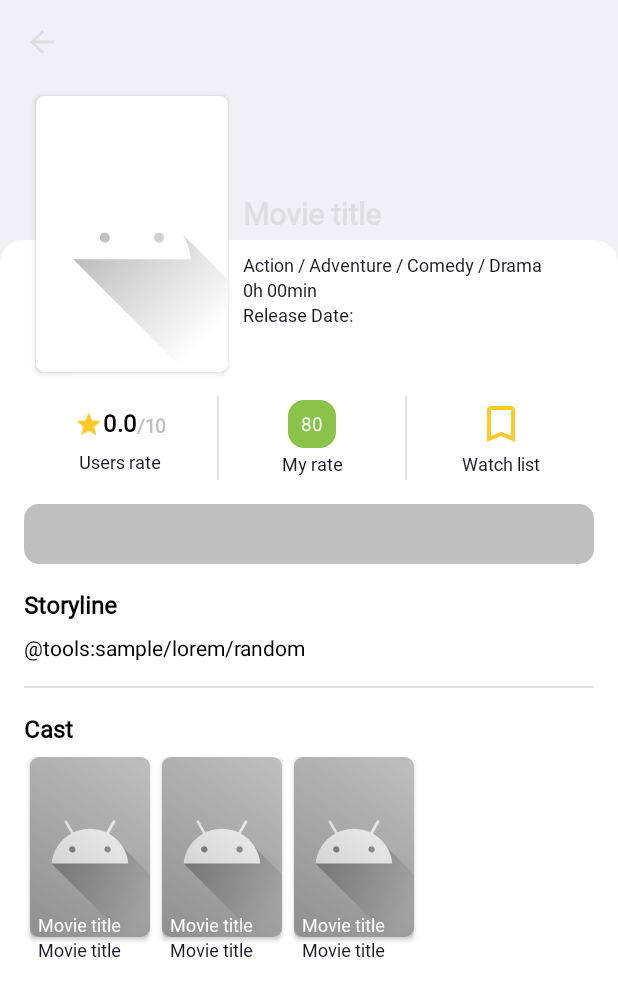
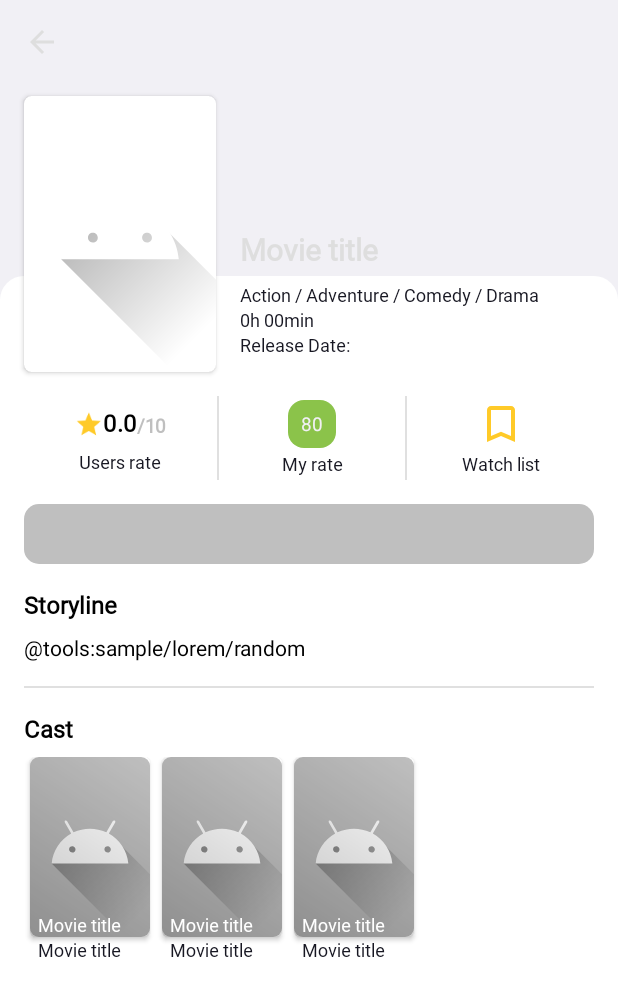
Before and after one commit to LeFarmico/MoviesFinder, an Android app: the layout bottom_sheet_movie_details.xml on its own in the app's theme, with its tools: preview values and no code run, on a phone screen of 412 x 824 dp. Shown: the top 996 px of the screen. Run offline under Robolectric (Android 15) with nearby library versions, the phone set to English and light mode, and no system bars.

Commit message:
Fix movie details layout bug

```diff
--- a/app/src/main/res/layout/bottom_sheet_movie_details.xml
+++ b/app/src/main/res/layout/bottom_sheet_movie_details.xml
@@ -10,6 +10,20 @@
     android:background="@drawable/invisible_shape"
     android:focusable="true"
     xmlns:tools="http://schemas.android.com/tools">
+
+    <androidx.constraintlayout.widget.Guideline
+        android:id="@+id/margin_start"
+        android:layout_width="0dp"
+        android:layout_height="0dp"
+        app:layout_constraintGuide_begin="16dp"
+        android:orientation="vertical"/>
+
+    <androidx.constraintlayout.widget.Guideline
+        android:id="@+id/margin_end"
+        android:layout_width="0dp"
+        android:layout_height="0dp"
+        app:layout_constraintGuide_end="16dp"
+        android:orientation="vertical"/>
 
     <ImageView
         android:id="@+id/poster_background_image_view"
@@ -37,7 +51,7 @@
         app:layout_constraintTop_toTopOf="parent"
         app:layout_constraintStart_toStartOf="parent"/>
 
-    <androidx.constraintlayout.widget.ConstraintLayout
+    <View
         android:layout_width="0dp"
         android:layout_height="0dp"
         app:layout_constraintTop_toTopOf="@+id/descriptions"
@@ -50,10 +64,9 @@
         android:id="@+id/poster_card_view"
         android:layout_width="wrap_content"
         android:layout_height="wrap_content"
-        android:layout_marginStart="24dp"
         android:layout_marginTop="64dp"
         app:layout_constraintTop_toTopOf="parent"
-        app:layout_constraintStart_toStartOf="parent"
+        app:layout_constraintStart_toStartOf="@id/margin_start"
         android:clickable="false"
         app:cardCornerRadius="5dp">
         <ImageView
@@ -81,21 +94,18 @@
     <LinearLayout
         android:id="@+id/descriptions"
         android:layout_width="0dp"
-        android:layout_height="0dp"
+        android:layout_height="64dp"
         android:orientation="vertical"
-        android:layout_marginTop="160dp"
         app:layout_constraintStart_toEndOf="@id/poster_card_view"
-        app:layout_constraintEnd_toEndOf="parent"
-        app:layout_constraintTop_toTopOf="parent"
+        app:layout_constraintEnd_toEndOf="@id/margin_end"
         app:layout_constraintBottom_toBottomOf="@id/poster_card_view"
-        android:layout_marginStart="10dp"
-        android:layout_marginEnd="20dp">
+        android:layout_marginStart="16dp">
 
         <TextView
             android:id="@+id/genres_text_view"
             android:layout_width="match_parent"
             android:layout_height="wrap_content"
-            android:layout_marginTop="8dp"
+            android:layout_marginTop="4dp"
             android:textSize="12sp"
             style="@style/TextStyle"
             android:text="@string/genres"
@@ -122,9 +132,9 @@
     <LinearLayout
         android:layout_width="0dp"
         android:layout_height="0dp"
-        app:layout_constraintTop_toBottomOf="@+id/descriptions"
-        app:layout_constraintStart_toStartOf="parent"
-        app:layout_constraintEnd_toEndOf="parent"
+        app:layout_constraintTop_toBottomOf="@id/poster_card_view"
+        app:layout_constraintStart_toStartOf="@id/margin_start"
+        app:layout_constraintEnd_toEndOf="@id/margin_end"
         app:layout_constraintBottom_toBottomOf="parent"
         android:orientation="vertical">
 
@@ -132,8 +142,7 @@
             android:id="@+id/additional_details"
             android:layout_width="match_parent"
             android:layout_height="56dp"
-            android:layout_marginTop="16dp"
-            android:layout_marginHorizontal="16dp">
+            android:layout_marginTop="16dp">
 
             <com.lefarmico.moviesfinder.customViews.RatingView
                 android:id="@+id/movie_rate"
@@ -145,6 +154,7 @@
                 app:layout_constraintEnd_toStartOf="@id/vertical_divider_1"
                 app:layout_constraintStart_toStartOf="parent"
                 app:layout_constraintTop_toTopOf="parent" />
+
             <TextView
                 android:id="@+id/movies_watched_text_view"
                 android:layout_width="wrap_content"
@@ -227,35 +237,29 @@
             android:layout_width="match_parent"
             android:layout_height="40dp"
             android:layout_marginTop="16dp"
-            android:layout_marginHorizontal="16dp"
             android:spinnerMode="dropdown"
             android:background="@drawable/buttons_shape"
             android:popupBackground="@drawable/buttons_shape"
             tools:listitem="@layout/item_provider_spinner_default"/>
-
 
         <TextView
             android:layout_width="wrap_content"
             android:layout_height="wrap_content"
             style="@style/TextStyle.SecondaryHeading"
             android:layout_marginTop="16dp"
-            android:layout_marginStart="16dp"
             android:layout_marginBottom="8dp"
             android:text="@string/storyline"/>
-
 
         <TextView
             android:id="@+id/movie_description"
             style="@style/TextStyle.Description"
             tools:text="@tools:sample/lorem/random"
             android:layout_width="match_parent"
-            android:layout_height="wrap_content"
-            android:layout_marginHorizontal="16dp"/>
+            android:layout_height="wrap_content"/>
 
         <View style="@style/Divider"
             android:id="@+id/divider_2"
-            android:layout_marginTop="16dp"
-            android:layout_marginHorizontal="16dp"/>
+            android:layout_marginTop="16dp"/>
 
         <TextView
             android:id="@+id/actors_text_view"
@@ -263,7 +267,6 @@
             android:layout_height="wrap_content"
             android:layout_marginTop="16dp"
             android:layout_marginBottom="8dp"
-            android:layout_marginHorizontal="16dp"
             style="@style/TextStyle.SecondaryHeading"
             android:text="@string/cast"
             android:textStyle="bold"
@@ -273,13 +276,10 @@
             android:id="@+id/actors_recycler_view"
             android:layout_width="match_parent"
             android:layout_height="wrap_content"
-            android:layout_marginHorizontal="16dp"
             app:layout_constraintTop_toBottomOf="@id/actors_text_view"
             android:orientation="horizontal"
             tools:listitem="@layout/item_cast"
             app:layoutManager="androidx.recyclerview.widget.LinearLayoutManager"/>
     </LinearLayout>
 
-
-
 </androidx.constraintlayout.widget.ConstraintLayout>
```
Also changed, not shown: app/src/main/java/com/lefarmico/moviesfinder/customViews/BottomSheetMovieDetails.kt (+5 -9 lines), app/src/main/java/com/lefarmico/moviesfinder/data/dao/ItemDao.kt (+13 -12 lines), app/src/main/java/com/lefarmico/moviesfinder/viewModels/MovieFragmentViewModel.kt (+6 -7 lines).
